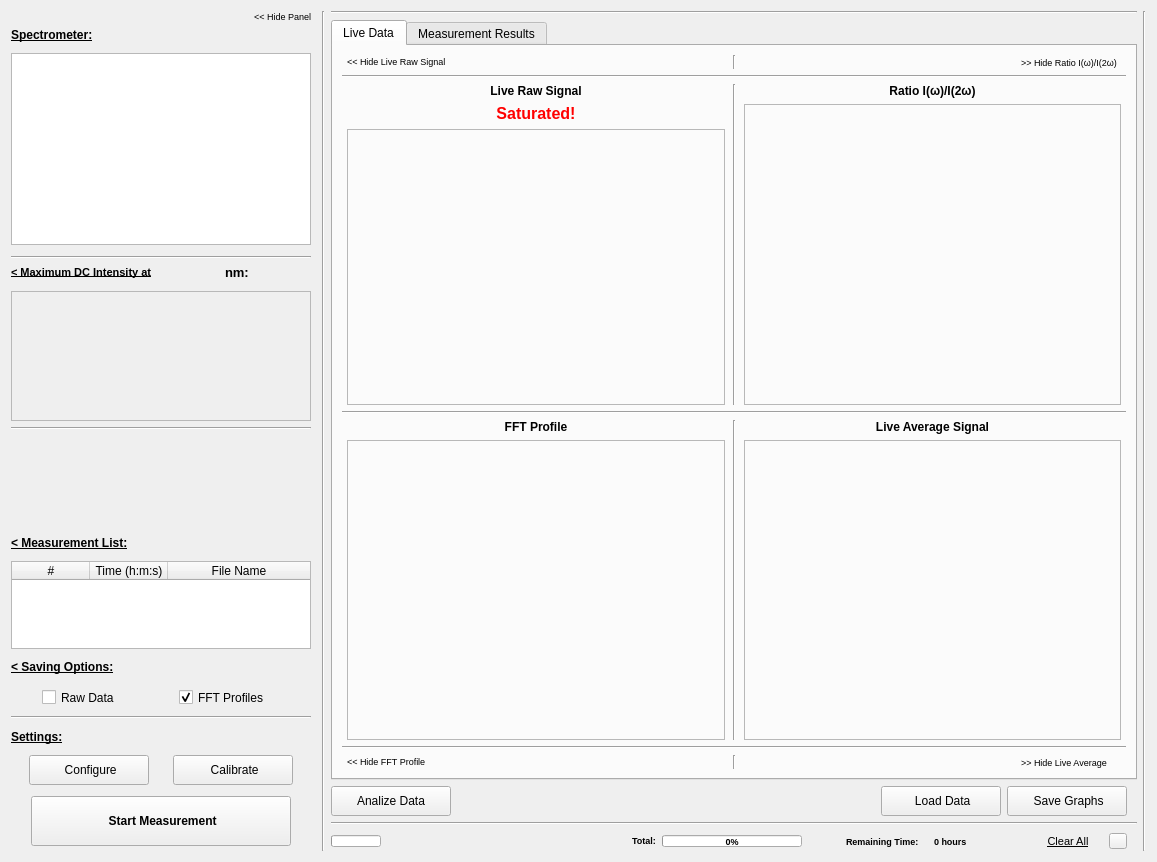
Above: pol_panel.ui from CesarCarvajal/Oxymetry-Backup-2018 before the change. Below: the same form after it.
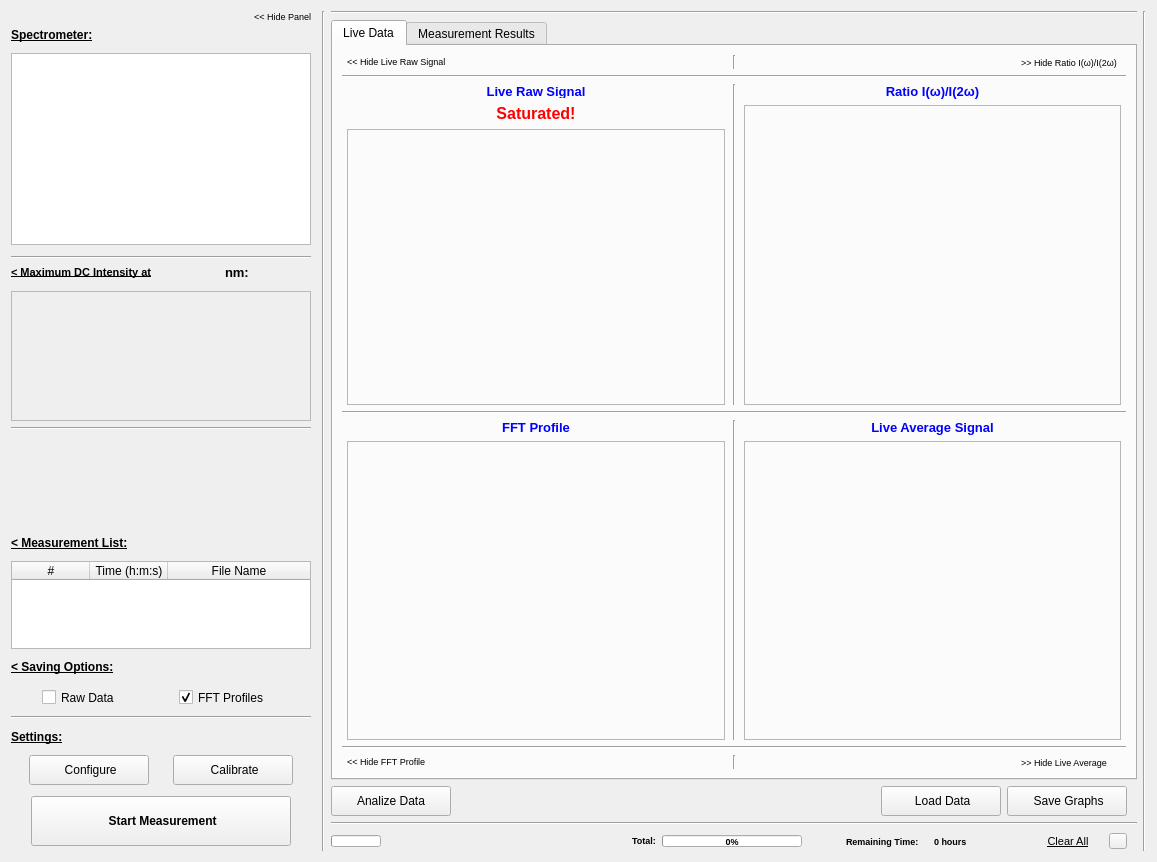
That is the form after the change. Icons and pictures are not drawn. Custom widgets are drawn as their Qt base class.

Patch:
```diff
--- a/pol_panel.ui
+++ b/pol_panel.ui
@@ -1341,9 +1341,46 @@
                      <height>14</height>
                     </size>
                    </property>
+                   <property name="palette">
+                    <palette>
+                     <active>
+                      <colorrole role="WindowText">
+                       <brush brushstyle="SolidPattern">
+                        <color alpha="255">
+                         <red>0</red>
+                         <green>0</green>
+                         <blue>255</blue>
+                        </color>
+                       </brush>
+                      </colorrole>
+                     </active>
+                     <inactive>
+                      <colorrole role="WindowText">
+                       <brush brushstyle="SolidPattern">
+                        <color alpha="255">
+                         <red>0</red>
+                         <green>0</green>
+                         <blue>255</blue>
+                        </color>
+                       </brush>
+                      </colorrole>
+                     </inactive>
+                     <disabled>
+                      <colorrole role="WindowText">
+                       <brush brushstyle="SolidPattern">
+                        <color alpha="255">
+                         <red>120</red>
+                         <green>120</green>
+                         <blue>120</blue>
+                        </color>
+                       </brush>
+                      </colorrole>
+                     </disabled>
+                    </palette>
+                   </property>
                    <property name="font">
                     <font>
-                     <pointsize>9</pointsize>
+                     <pointsize>10</pointsize>
                      <weight>75</weight>
                      <bold>true</bold>
                      <underline>false</underline>
@@ -1520,9 +1557,46 @@
                 <layout class="QVBoxLayout" name="verticalLayout_11">
                  <item>
                   <widget class="QLabel" name="label_compensation">
+                   <property name="palette">
+                    <palette>
+                     <active>
+                      <colorrole role="WindowText">
+                       <brush brushstyle="SolidPattern">
+                        <color alpha="255">
+                         <red>0</red>
+                         <green>0</green>
+                         <blue>255</blue>
+                        </color>
+                       </brush>
+                      </colorrole>
+                     </active>
+                     <inactive>
+                      <colorrole role="WindowText">
+                       <brush brushstyle="SolidPattern">
+                        <color alpha="255">
+                         <red>0</red>
+                         <green>0</green>
+                         <blue>255</blue>
+                        </color>
+                       </brush>
+                      </colorrole>
+                     </inactive>
+                     <disabled>
+                      <colorrole role="WindowText">
+                       <brush brushstyle="SolidPattern">
+                        <color alpha="255">
+                         <red>120</red>
+                         <green>120</green>
+                         <blue>120</blue>
+                        </color>
+                       </brush>
+                      </colorrole>
+                     </disabled>
+                    </palette>
+                   </property>
                    <property name="font">
                     <font>
-                     <pointsize>9</pointsize>
+                     <pointsize>10</pointsize>
                      <weight>75</weight>
                      <bold>true</bold>
                      <underline>false</underline>
@@ -1628,9 +1702,46 @@
                      <verstretch>0</verstretch>
                     </sizepolicy>
                    </property>
+                   <property name="palette">
+                    <palette>
+                     <active>
+                      <colorrole role="WindowText">
+                       <brush brushstyle="SolidPattern">
+                        <color alpha="255">
+                         <red>0</red>
+                         <green>0</green>
+                         <blue>255</blue>
+                        </color>
+                       </brush>
+                      </colorrole>
+                     </active>
+                     <inactive>
+                      <colorrole role="WindowText">
+                       <brush brushstyle="SolidPattern">
+                        <color alpha="255">
+                         <red>0</red>
+                         <green>0</green>
+                         <blue>255</blue>
+                        </color>
+                       </brush>
+                      </colorrole>
+                     </inactive>
+                     <disabled>
+                      <colorrole role="WindowText">
+                       <brush brushstyle="SolidPattern">
+                        <color alpha="255">
+                         <red>120</red>
+                         <green>120</green>
+                         <blue>120</blue>
+                        </color>
+                       </brush>
+                      </colorrole>
+                     </disabled>
+                    </palette>
+                   </property>
                    <property name="font">
                     <font>
-                     <pointsize>9</pointsize>
+                     <pointsize>10</pointsize>
                      <weight>75</weight>
                      <bold>true</bold>
                      <underline>false</underline>
@@ -1726,9 +1837,46 @@
                      <verstretch>0</verstretch>
                     </sizepolicy>
                    </property>
+                   <property name="palette">
+                    <palette>
+                     <active>
+                      <colorrole role="WindowText">
+                       <brush brushstyle="SolidPattern">
+                        <color alpha="255">
+                         <red>0</red>
+                         <green>0</green>
+                         <blue>255</blue>
+                        </color>
+                       </brush>
+                      </colorrole>
+                     </active>
+                     <inactive>
+                      <colorrole role="WindowText">
+                       <brush brushstyle="SolidPattern">
+                        <color alpha="255">
+                         <red>0</red>
+                         <green>0</green>
+                         <blue>255</blue>
+                        </color>
+                       </brush>
+                      </colorrole>
+                     </inactive>
+                     <disabled>
+                      <colorrole role="WindowText">
+                       <brush brushstyle="SolidPattern">
+                        <color alpha="255">
+                         <red>120</red>
+                         <green>120</green>
+                         <blue>120</blue>
+                        </color>
+                       </brush>
+                      </colorrole>
+                     </disabled>
+                    </palette>
+                   </property>
                    <property name="font">
                     <font>
-                     <pointsize>9</pointsize>
+                     <pointsize>10</pointsize>
                      <weight>75</weight>
                      <bold>true</bold>
                      <underline>false</underline>
```
